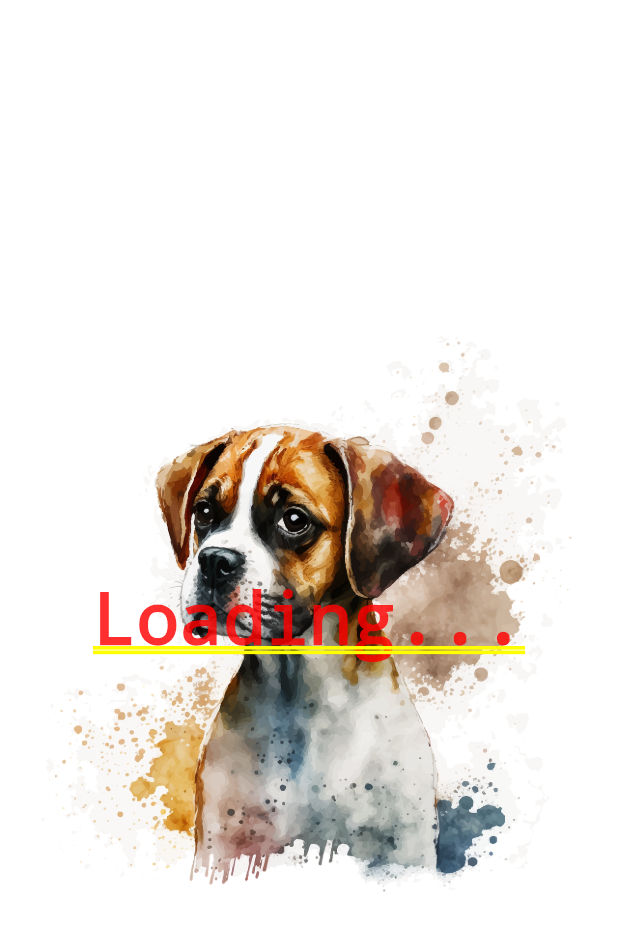
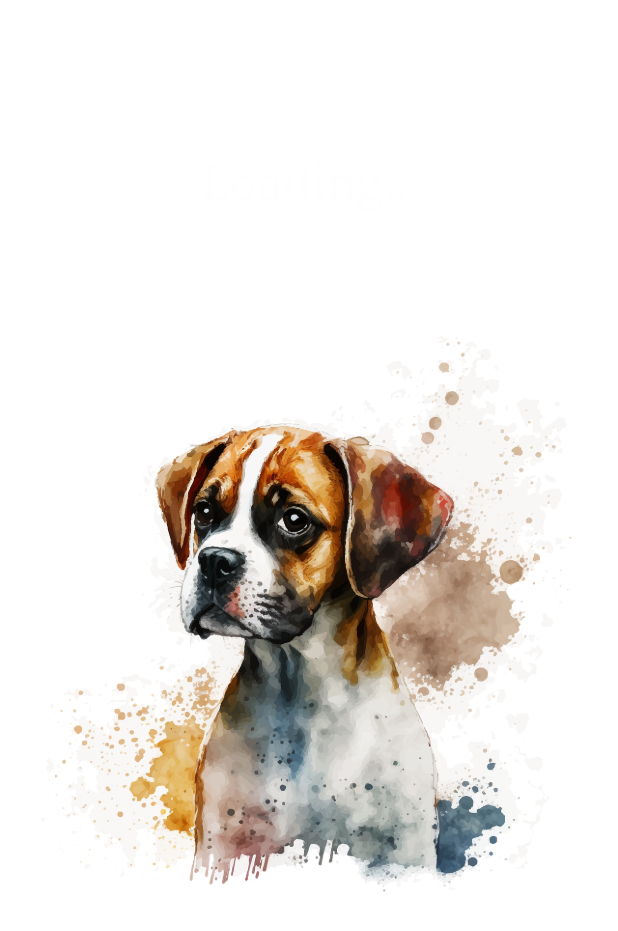
Before and after one commit to Lunchbox1188/Random-API-Generator, a Flutter app: the SplashPage screen opened by its route, on a phone screen of 412 x 824 dp. Shown: the top 931 px of the screen. Run offline on Flutter 3.47's test engine with Material 3 defaults, Android fonts, the light colour scheme and no system bars; our stand-ins replace flutter_neumorphic, get, google_fonts.

Commit message:
finished SplashPage

```diff
--- a/lib/constants/colors.dart
+++ b/lib/constants/colors.dart
@@ -0,0 +1,5 @@
+import 'package:flutter/material.dart';
+
+const Color primaryTextColor = Color(0x00000000);
+
+const Color secondaryTextColor = Color(0xFFFFFEFE);
--- a/lib/screens/splash.dart
+++ b/lib/screens/splash.dart
@@ -11,22 +11,32 @@ class _SplashPageState extends State<SplashPage> {
   @override
   void initState() {
     super.initState();
-    // Future.delayed(Duration(seconds: 2), () => Get.offNamed('/home'));
+    Future.delayed(Duration(seconds: 4), () => Get.offNamed('/home'));
   }
 
   @override
   Widget build(BuildContext context) {
-    return Container(
-      child: Center(
-        child: Text('Loading...', style: TextStyle(), ),
-        heightFactor: 50,
-        widthFactor: 150,
-      ),
-      decoration: BoxDecoration(
-        image: DecorationImage(
-          image: newSplashImage,
+    return Stack(
+      children: [
+        Container(
+          decoration: BoxDecoration(
+            image: DecorationImage(
+              image: newSplashImage,
+            ),
+          ),
         ),
-      ),
+        Positioned(
+          top: 100.0,
+          left: 0.0,
+          right: 0.0,
+          child: Center(
+            child: Text(
+              'Loading...',
+              style: Theme.of(context).textTheme.bodyLarge,
+            ),
+          ),
+        ),
+      ],
     );
   }
 }
```
Also changed, not shown: lib/Theme/Theme_data.dart (+17 -5 lines).
